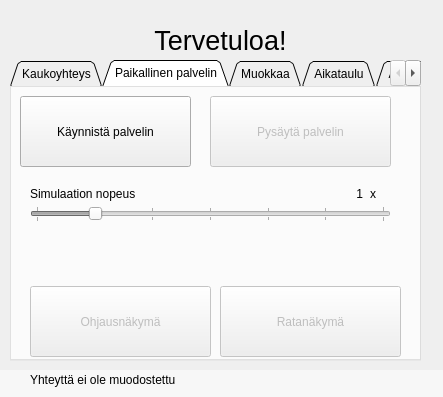
Above: ratapihaikkuna.ui from artoh/ratapiha-kauko before the change. Below: the same form after it.
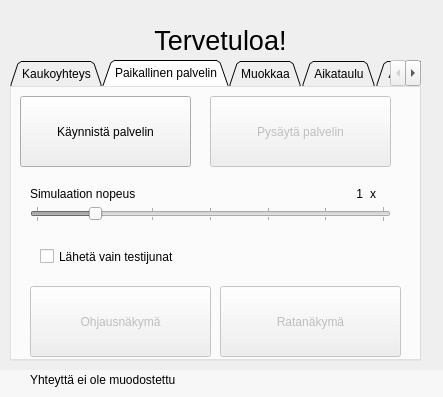
That is the form after the change. The open tabs and pages were chosen to show the change. Icons and pictures are not drawn.

Commit message: Testimoodi, jossa lähetetään vain KOE-junat

```diff
--- a/ratapihaikkuna.ui
+++ b/ratapihaikkuna.ui
@@ -288,6 +288,19 @@
        <string>x</string>
       </property>
      </widget>
+     <widget class="QCheckBox" name="testiCheck">
+      <property name="geometry">
+       <rect>
+        <x>30</x>
+        <y>160</y>
+        <width>191</width>
+        <height>21</height>
+       </rect>
+      </property>
+      <property name="text">
+       <string>Lähetä vain testijunat</string>
+      </property>
+     </widget>
     </widget>
     <widget class="QWidget" name="tab">
      <attribute name="title">
```
Left out of the diff: 2 changed lines with no effect on the pictures. The commit also changes 3 other files.
